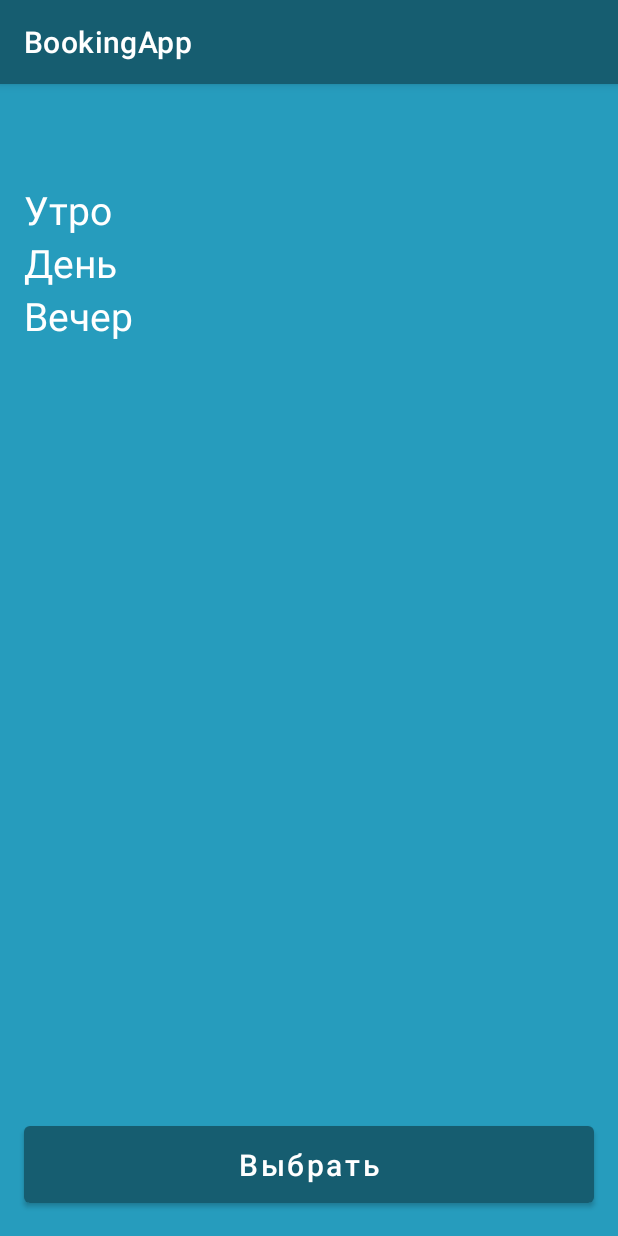
After one commit to sv-bubenschikov/booking, an Android app: the fragment BookingDateFragment shown on its own in the app's theme, on a phone screen of 412 x 824 dp. The commit adds this screen. Run offline under Robolectric (Android 15) with nearby library versions, the phone set to English and light mode, and no system bars; our stand-ins replace Dagger/Hilt's generated code.

Commit message:
Изменение названия фрагмента на booking_date

```diff
--- /dev/null
+++ b/app/src/main/java/com/example/bookingapp/app/fragments/booking_date/BookingDateFragment.kt
@@ -0,0 +1,25 @@
+package com.example.bookingapp.app.fragments.booking_date
+
+import android.os.Bundle
+import androidx.fragment.app.Fragment
+import android.view.LayoutInflater
+import android.view.View
+import android.view.ViewGroup
+import androidx.navigation.Navigation
+import com.example.bookingapp.R
+import com.example.bookingapp.databinding.FragmentCompaniesBinding
+import dagger.hilt.android.AndroidEntryPoint
+
+
+class BookingDateFragment : Fragment() {
+
+    private lateinit var viewModel: BookingDateViewModel
+
+    override fun onCreateView(
+        inflater: LayoutInflater, container: ViewGroup?,
+        savedInstanceState: Bundle?
+    ): View? {
+        return inflater.inflate(R.layout.fragment_booking_date, container, false)
+    }
+
+}
--- /dev/null
+++ b/app/src/main/java/com/example/bookingapp/app/fragments/booking_date/BookingDateViewModel.kt
@@ -0,0 +1,7 @@
+package com.example.bookingapp.app.fragments.booking_date
+
+import androidx.lifecycle.ViewModel
+
+class BookingDateViewModel : ViewModel() {
+    // TODO: Implement the ViewModel
+}
--- a/app/src/main/java/com/example/bookingapp/app/fragments/booking_place/BookingPlaceFragment.kt
+++ /dev/null
@@ -1,23 +0,0 @@
-package com.example.bookingapp.app.fragments.booking_place
-
-import android.os.Bundle
-import androidx.fragment.app.Fragment
-import android.view.LayoutInflater
-import android.view.View
-import android.view.ViewGroup
-import androidx.navigation.Navigation
-import com.example.bookingapp.R
-import com.example.bookingapp.databinding.FragmentCompaniesBinding
-import dagger.hilt.android.AndroidEntryPoint
-
-@AndroidEntryPoint
-class BookingPlaceFragment : Fragment(R.layout.fragment_booking_place) {
-
-    private lateinit var viewModel: BookingPlaceViewModel
-
-    override fun onViewCreated(view: View, savedInstanceState: Bundle?) {
-        super.onViewCreated(view, savedInstanceState)
-        val binding = FragmentCompaniesBinding.bind(view)
-
-    }
-}
--- a/app/src/main/java/com/example/bookingapp/app/fragments/booking_place/BookingPlaceViewModel.kt
+++ /dev/null
@@ -1,10 +0,0 @@
-package com.example.bookingapp.app.fragments.booking_place
-
-import androidx.lifecycle.ViewModel
-import dagger.hilt.android.lifecycle.HiltViewModel
-import javax.inject.Inject
-
-@HiltViewModel
-class BookingPlaceViewModel @Inject constructor() : ViewModel() {
-    // TODO: Implement the ViewModel
-}
--- /dev/null
+++ b/app/src/main/res/layout/fragment_booking_date.xml
@@ -0,0 +1,92 @@
+<?xml version="1.0" encoding="utf-8"?>
+<androidx.constraintlayout.widget.ConstraintLayout xmlns:android="http://schemas.android.com/apk/res/android"
+    xmlns:app="http://schemas.android.com/apk/res-auto"
+    xmlns:tools="http://schemas.android.com/tools"
+    android:layout_width="match_parent"
+    android:layout_height="match_parent"
+    android:background="@color/background_color"
+    tools:context=".app.fragments.booking_date.BookingDateFragment">
+
+    <androidx.recyclerview.widget.RecyclerView
+        android:id="@+id/rec_filter"
+        android:layout_width="match_parent"
+        android:layout_height="50dp"
+        app:layout_constraintEnd_toEndOf="parent"
+        app:layout_constraintStart_toStartOf="parent"
+        app:layout_constraintTop_toTopOf="parent" />
+
+    <TextView
+        android:id="@+id/morning"
+        android:layout_width="match_parent"
+        android:layout_height="wrap_content"
+        android:layout_marginHorizontal="@dimen/margin_16"
+        android:layout_marginTop="@dimen/margin_16"
+        android:text="@string/morning"
+        android:textColor="?colorOnPrimary"
+        android:textSize="@dimen/title_26"
+        app:layout_constraintTop_toBottomOf="@id/rec_filter" />
+
+    <com.google.android.material.chip.ChipGroup
+        android:id="@+id/group_morning"
+        android:layout_width="wrap_content"
+        android:layout_height="wrap_content"
+        android:layout_marginHorizontal="@dimen/margin_16"
+        app:layout_constraintEnd_toEndOf="parent"
+        app:layout_constraintStart_toStartOf="parent"
+        app:layout_constraintTop_toBottomOf="@id/morning" />
+
+    <TextView
+        android:id="@+id/day"
+        android:layout_width="match_parent"
+        android:layout_height="wrap_content"
+        android:layout_marginHorizontal="@dimen/margin_16"
+        android:text="@string/day"
+        android:textColor="?colorOnPrimary"
+        android:textSize="@dimen/title_26"
+        app:layout_constraintTop_toBottomOf="@id/group_morning" />
+
+    <com.google.android.material.chip.ChipGroup
+        android:id="@+id/group_day"
+        android:layout_width="wrap_content"
+        android:layout_height="wrap_content"
+        android:layout_marginHorizontal="@dimen/margin_16"
+        app:layout_constraintEnd_toEndOf="parent"
+        app:layout_constraintStart_toStartOf="parent"
+        app:layout_constraintTop_toBottomOf="@id/day" />
+
+    <TextView
+        android:id="@+id/evening"
+        android:layout_width="match_parent"
+        android:layout_height="wrap_content"
+        android:layout_marginHorizontal="@dimen/margin_16"
+        android:text="@string/evening"
+        android:textColor="?colorOnPrimary"
+        android:textSize="@dimen/title_26"
+        app:layout_constraintTop_toBottomOf="@id/group_day" />
+
+    <com.google.android.material.chip.ChipGroup
+        android:id="@+id/group_evening"
+        android:layout_width="wrap_content"
+        android:layout_height="wrap_content"
+        android:layout_marginHorizontal="@dimen/margin_16"
+        app:layout_constraintEnd_toEndOf="parent"
+        app:layout_constraintStart_toStartOf="parent"
+        app:layout_constraintTop_toBottomOf="@id/evening" />
+
+    <Button
+        android:id="@+id/btn_select"
+        android:layout_width="match_parent"
+        android:layout_height="wrap_content"
+        android:layout_marginHorizontal="@dimen/margin_16"
+        android:layout_marginBottom="@dimen/margin_16"
+        android:padding="@dimen/padding_16"
+        android:text="@string/select"
+        android:textAllCaps="false"
+        android:textSize="@dimen/btn_20"
+        app:layout_constraintBottom_toBottomOf="parent"
+        app:layout_constraintEnd_toEndOf="parent"
+        app:layout_constraintStart_toStartOf="parent"
+        app:layout_constraintTop_toBottomOf="@id/group_evening"
+        app:layout_constraintVertical_bias="1" />
+
+</androidx.constraintlayout.widget.ConstraintLayout>
--- a/app/src/main/res/layout/fragment_booking_place.xml
+++ /dev/null
@@ -1,20 +0,0 @@
-<?xml version="1.0" encoding="utf-8"?>
-<androidx.constraintlayout.widget.ConstraintLayout xmlns:android="http://schemas.android.com/apk/res/android"
-    xmlns:tools="http://schemas.android.com/tools"
-    android:layout_width="match_parent"
-    android:layout_height="match_parent"
-    xmlns:app="http://schemas.android.com/apk/res-auto"
-    tools:context=".app.fragments.booking_place.BookingPlaceFragment">
-
-    <Button
-        android:id="@+id/button_next_fragment"
-        android:layout_width="wrap_content"
-        android:layout_height="wrap_content"
-        android:text="Следующий фрагмент"
-        app:layout_constraintBottom_toBottomOf="parent"
-        app:layout_constraintEnd_toEndOf="parent"
-        app:layout_constraintStart_toStartOf="parent"
-        app:layout_constraintTop_toTopOf="parent" />
-
-
-</androidx.constraintlayout.widget.ConstraintLayout>
--- /dev/null
+++ b/app/src/main/res/values/dimens.xml
@@ -0,0 +1,7 @@
+<?xml version="1.0" encoding="utf-8"?>
+<resources>
+    <dimen name="margin_16">16dp</dimen>
+    <dimen name="padding_16">12dp</dimen>
+    <dimen name="title_26">26sp</dimen>
+    <dimen name="btn_20">20sp</dimen>
+</resources>
--- a/app/src/main/res/values/strings.xml
+++ b/app/src/main/res/values/strings.xml
@@ -41,4 +41,8 @@
     <string name="incorrect_credentials">Введен неверный логин или пароль</string>
     <string name="weak_password">Пароль недостаточно надежный</string>
     <string name="email_already_exists">Эта почта уже используется</string>
+    <string name="select">Выбрать</string>
+    <string name="evening">Вечер</string>
+    <string name="day">День</string>
+    <string name="morning">Утро</string>
 </resources>
```
